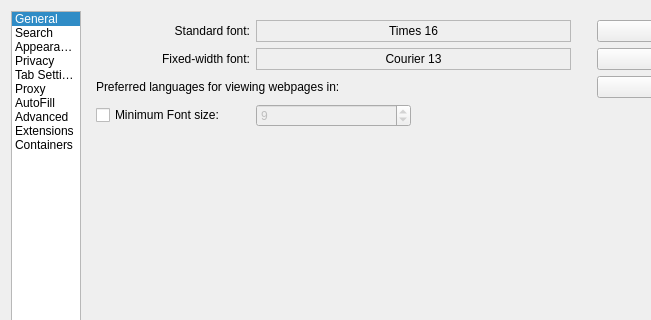
IT-Space-2026/arktos, file src/settings.ui: the form before one commit; both pictures show x 0 to 651 and y 0 to 320 of the 771 by 1205 pixel window.
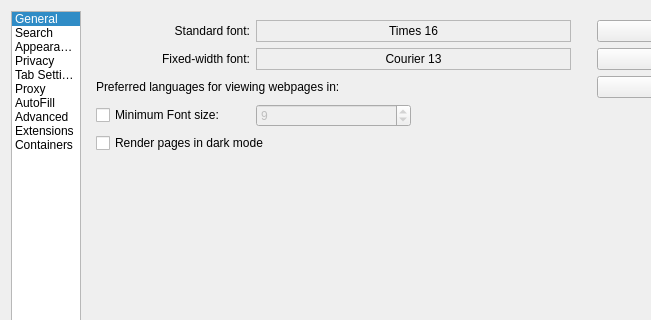
The form after the commit. The open tabs and pages were chosen to show the change.

Commit message: POL03: find n/m counter, page dark mode, native middle-click autoscroll

The edit to the form file:
```diff
--- a/src/settings.ui
+++ b/src/settings.ui
@@ -1175,7 +1175,17 @@
          </property>
         </widget>
        </item>
-       <item row="4" column="3">
+       <item row="4" column="0" colspan="3">
+        <widget class="QCheckBox" name="forceDarkMode">
+         <property name="toolTip">
+          <string>Pages that ship their own dark theme use it; light-only pages get a heuristic color inversion with a contrast floor so text stays readable. Images and videos are not inverted. Only web content is affected — Arora's own windows keep the desktop palette.</string>
+         </property>
+         <property name="text">
+          <string>Render pages in dark mode</string>
+         </property>
+        </widget>
+       </item>
+       <item row="5" column="3">
         <spacer name="verticalSpacer">
          <property name="orientation">
           <enum>Qt::Vertical</enum>
```
Left out of the diff: 10 changed lines with no effect on the pictures. The commit also changes 11 other files.
